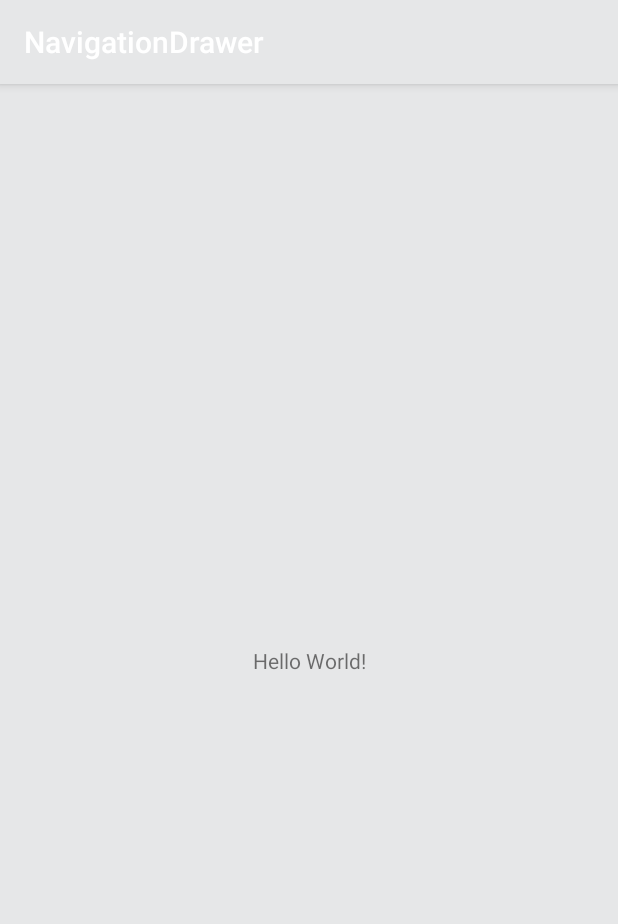
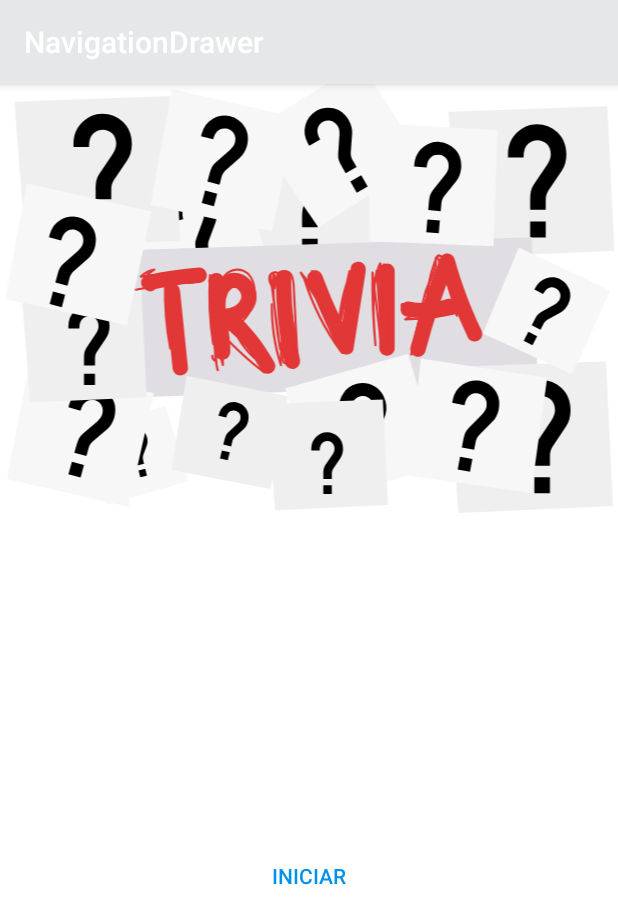
Before and after one commit to renan1820/NavigationDrawer, an Android app: the screen it shows after launch (MainActivity), on a phone screen of 412 x 824 dp. Shown: the top 924 px of the screen. Run offline under Robolectric (Android 15) with nearby library versions, the phone set to English and light mode, and no system bars; our stand-ins replace data binding.

Commit message:
XML, Fragment, Gradle
Put tools:context on all XMLS, Create navigation, Create StartFragment, Put Libs

```diff
--- a/app/build.gradle
+++ b/app/build.gradle
@@ -32,9 +32,11 @@ dependencies {
     implementation "org.jetbrains.kotlin:kotlin-stdlib:$kotlin_version"
     implementation 'androidx.core:core-ktx:1.3.1'
     implementation 'androidx.appcompat:appcompat:1.2.0'
-    implementation 'androidx.constraintlayout:constraintlayout:1.1.3'
+    implementation "androidx.constraintlayout:constraintlayout:$constraint_layout"
     implementation 'de.hdodenhof:circleimageview:3.1.0'
-    implementation "com.airbnb.android:lottie:$lottieVersion"
+    implementation "com.airbnb.android:lottie:$lottie_version"
+    implementation "android.arch.navigation:navigation-fragment-ktx:$version_navigation"
+    implementation "android.arch.navigation:navigation-ui-ktx:$version_navigation"
 
     testImplementation 'junit:junit:4.12'
     androidTestImplementation 'androidx.test.ext:junit:1.1.1'
--- /dev/null
+++ b/app/src/main/java/com/git/renan/navigationdrawer/StartFragment.kt
@@ -0,0 +1,27 @@
+package com.git.renan.navigationdrawer
+
+import android.os.Bundle
+import android.view.LayoutInflater
+import android.view.View
+import android.view.ViewGroup
+import androidx.databinding.DataBindingUtil
+import androidx.fragment.app.Fragment
+import androidx.navigation.Navigation
+import androidx.navigation.findNavController
+import com.git.renan.navigationdrawer.databinding.FragmentStartBinding
+
+class StartFragment: Fragment() {
+    override fun onCreateView(
+        inflater: LayoutInflater,
+        container: ViewGroup?,
+        savedInstanceState: Bundle?
+    ): View? {
+        val binding = DataBindingUtil.inflate<FragmentStartBinding>(inflater,R.layout.fragment_start,container,false)
+        binding.btContinue.setOnClickListener(Navigation.createNavigateOnClickListener(R.id.action_startFragment_to_gameFragment))
+
+//            Navigation.findNavController(view).navigate(R.id.action_startFragment_to_gameFragment) // modo 1
+//            view.findNavController().navigate(R.id.action_startFragment_to_gameFragment) // modo 2
+
+        return binding.root
+    }
+}
--- a/app/src/main/res/layout/activity_main.xml
+++ b/app/src/main/res/layout/activity_main.xml
@@ -4,19 +4,18 @@
     xmlns:app="http://schemas.android.com/apk/res-auto"
     xmlns:tools="http://schemas.android.com/tools">
 
-    <androidx.constraintlayout.widget.ConstraintLayout
+    <LinearLayout
         android:layout_width="match_parent"
         android:layout_height="match_parent"
-        tools:context=".MainActivity">
+        android:orientation="vertical">
 
-        <TextView
-            android:layout_width="wrap_content"
-            android:layout_height="wrap_content"
-            android:text="Hello World!"
-            app:layout_constraintBottom_toBottomOf="parent"
-            app:layout_constraintLeft_toLeftOf="parent"
-            app:layout_constraintRight_toRightOf="parent"
-            app:layout_constraintTop_toTopOf="parent" />
+        <fragment
+            android:id="@+id/my_nav_host_fragment"
+            android:name="androidx.navigation.fragment.NavHostFragment"
+            android:layout_width="match_parent"
+            android:layout_height="match_parent"
+            app:defaultNavHost="true"
+            app:navGraph="@navigation/navigation"/>
 
-    </androidx.constraintlayout.widget.ConstraintLayout>
+    </LinearLayout>
 </layout>
--- a/app/src/main/res/layout/fragment_about.xml
+++ b/app/src/main/res/layout/fragment_about.xml
@@ -1,9 +1,11 @@
 <?xml version="1.0" encoding="utf-8"?>
 <androidx.constraintlayout.widget.ConstraintLayout xmlns:android="http://schemas.android.com/apk/res/android"
     xmlns:app="http://schemas.android.com/apk/res-auto"
+    xmlns:tools="http://schemas.android.com/tools"
     style="@style/DefaultAppStyle"
     android:layout_width="match_parent"
-    android:layout_height="match_parent">
+    android:layout_height="match_parent"
+    tools:context="com.git.renan.navigationdrawer.AboutFragment">
 
     <de.hdodenhof.circleimageview.CircleImageView
         android:id="@+id/profile_image"
--- a/app/src/main/res/layout/fragment_game.xml
+++ b/app/src/main/res/layout/fragment_game.xml
@@ -1,7 +1,8 @@
 <?xml version="1.0" encoding="utf-8"?>
 <layout xmlns:android="http://schemas.android.com/apk/res/android"
     xmlns:app="http://schemas.android.com/apk/res-auto"
-    xmlns:tools="http://schemas.android.com/tools">
+    xmlns:tools="http://schemas.android.com/tools"
+    tools:context="com.git.renan.navigationdrawer.GameFragment">
 
     <data>
         <variable
--- a/app/src/main/res/layout/fragment_result.xml
+++ b/app/src/main/res/layout/fragment_result.xml
@@ -1,6 +1,8 @@
 <?xml version="1.0" encoding="utf-8"?>
 <layout xmlns:android="http://schemas.android.com/apk/res/android"
-    xmlns:app="http://schemas.android.com/apk/res-auto">
+    xmlns:app="http://schemas.android.com/apk/res-auto"
+    xmlns:tools="http://schemas.android.com/tools"
+    tools:context="com.git.renan.navigationdrawer.GameResultFragment">
 
     <androidx.constraintlayout.widget.ConstraintLayout
         android:layout_width="match_parent"
--- a/app/src/main/res/layout/fragment_rules.xml
+++ b/app/src/main/res/layout/fragment_rules.xml
@@ -2,7 +2,9 @@
 <androidx.constraintlayout.widget.ConstraintLayout xmlns:android="http://schemas.android.com/apk/res/android"
     xmlns:app="http://schemas.android.com/apk/res-auto"
     android:layout_width="match_parent"
-    android:layout_height="match_parent">
+    android:layout_height="match_parent"
+    xmlns:tools="http://schemas.android.com/tools"
+    tools:context="com.git.renan.navigationdrawer.RulesFragment">
 
     <ImageView
         android:id="@+id/img_title"
--- a/app/src/main/res/layout/fragment_start.xml
+++ b/app/src/main/res/layout/fragment_start.xml
@@ -1,6 +1,10 @@
 <?xml version="1.0" encoding="utf-8"?>
-<androidx.constraintlayout.widget.ConstraintLayout xmlns:android="http://schemas.android.com/apk/res/android"
+<layout xmlns:android="http://schemas.android.com/apk/res/android"
     xmlns:app="http://schemas.android.com/apk/res-auto"
+    xmlns:tools="http://schemas.android.com/tools"
+    tools:context="com.git.renan.navigationdrawer.StartFragment">
+
+    <androidx.constraintlayout.widget.ConstraintLayout
         android:background="@android:color/white"
         android:layout_width="match_parent"
         android:layout_height="match_parent">
@@ -31,3 +35,4 @@
 
 
     </androidx.constraintlayout.widget.ConstraintLayout>
+</layout>
--- /dev/null
+++ b/app/src/main/res/navigation/navigation.xml
@@ -0,0 +1,21 @@
+<?xml version="1.0" encoding="utf-8"?>
+<navigation xmlns:android="http://schemas.android.com/apk/res/android"
+    xmlns:app="http://schemas.android.com/apk/res-auto"
+    xmlns:tools="http://schemas.android.com/tools"
+    android:id="@+id/navigation"
+    app:startDestination="@id/startFragment">
+    <fragment
+        android:id="@+id/startFragment"
+        android:name="com.git.renan.navigationdrawer.StartFragment"
+        android:label="fragment_start"
+        tools:layout="@layout/fragment_start" >
+        <action
+            android:id="@+id/action_startFragment_to_gameFragment"
+            app:destination="@id/gameFragment" />
+    </fragment>
+    <fragment
+        android:id="@+id/gameFragment"
+        android:name="com.git.renan.navigationdrawer.GameFragment"
+        android:label="fragment_game"
+        tools:layout="@layout/fragment_game" />
+</navigation>
```
Also changed, not shown: build.gradle (+7 -2 lines). Lines whose indentation alone changed are shown as unchanged.
